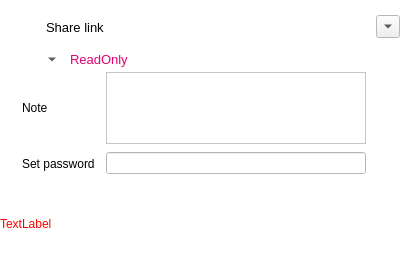
Old version of the form src/gui/sharelinkwidget.ui in the repository nextmcloud/desktop.
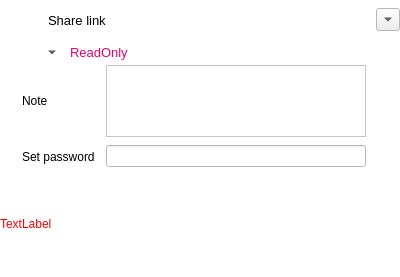
New version of the form. Icons and pictures are not drawn. Custom widgets are drawn as their Qt base class.

Patch:
```diff
--- a/src/gui/sharelinkwidget.ui
+++ b/src/gui/sharelinkwidget.ui
@@ -85,15 +85,15 @@
     <number>0</number>
    </property>
    <property name="topMargin">
-    <number>7</number>
+    <number>0</number>
    </property>
    <property name="rightMargin">
     <number>0</number>
    </property>
    <property name="bottomMargin">
-    <number>7</number>
+    <number>0</number>
    </property>
-   <property name="verticalSpacing">
+   <property name="spacing">
     <number>0</number>
    </property>
    <item row="1" column="0">
@@ -287,6 +287,9 @@
    </item>
    <item row="0" column="0">
     <layout class="QHBoxLayout" name="horizontalLayout">
+     <property name="spacing">
+      <number>8</number>
+     </property>
      <item>
       <widget class="QLabel" name="shareLinkIconLabel">
        <property name="sizePolicy">
@@ -331,19 +334,6 @@
        </property>
       </widget>
      </item>
-     <item>
-      <spacer name="horizontalSpacer">
-       <property name="orientation">
-        <enum>Qt::Horizontal</enum>
-       </property>
-       <property name="sizeHint" stdset="0">
-        <size>
-         <width>40</width>
-         <height>25</height>
-        </size>
-       </property>
-      </spacer>
-     </item>
      <item>
       <widget class="QProgressIndicator" name="sharelinkProgressIndicator" native="true">
        <property name="sizePolicy">
```
Left out of the diff: 3 changed lines with no effect on the pictures.
